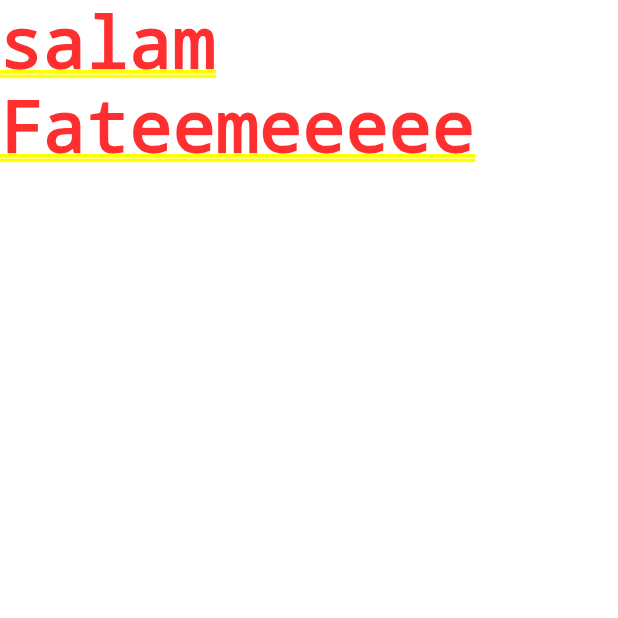
After one commit to pooria89/Flutter_Instagram_Ui, a Flutter app: the screen it shows after launch, on a phone screen of 412 x 824 dp, the top half of it. The commit adds this screen. Run offline on Flutter 3.47's test engine with Material 2 defaults, Android fonts, the phone set to English and light mode, and no system bars; our stand-ins replace animated_splash_screen.

Commit message:
[FEATURE] Add SplashScreen .

```diff
--- /dev/null
+++ b/lib/screen/home_screen.dart
@@ -0,0 +1,17 @@
+import 'package:flutter/material.dart';
+
+class HomeScreen extends StatefulWidget {
+  const HomeScreen({Key? key}) : super(key: key);
+
+  @override
+  State<HomeScreen> createState() => _HomeScreenState();
+}
+
+class _HomeScreenState extends State<HomeScreen> {
+  @override
+  Widget build(BuildContext context) {
+    return Container(
+      child: Text("salam Fateemeeeee "),
+    );
+  }
+}
--- a/lib/main.dart
+++ b/lib/screen/splash_screen.dart
@@ -1,5 +1,5 @@
 import 'package:flutter/material.dart';
-import 'package:pooria50/test_Widget.dart';
+import 'package:pooria50/widget/authentication/splashWidget.dart';
 
 void main() {
   runApp(const MyApp());
@@ -8,12 +8,11 @@ void main() {
 class MyApp extends StatelessWidget {
   const MyApp({Key? key}) : super(key: key);
 
-  // This widget is the root of your application.
   @override
   Widget build(BuildContext context) {
     return MaterialApp(
       title: 'Flutter Demo',
-      home: TestWidget(),
+      home: SplashWidget(),
     );
   }
 }
--- a/pubspec.yaml
+++ b/pubspec.yaml
@@ -29,7 +29,7 @@ environment:
 dependencies:
   flutter:
     sdk: flutter
-
+  animated_splash_screen: ^1.2.0
 
   # The following adds the Cupertino Icons font to your application.
   # Use with the CupertinoIcons class for iOS style icons.
@@ -58,8 +58,8 @@ flutter:
   uses-material-design: true
 
   # To add assets to your application, add an assets section, like this:
-  # assets:
-  #   - images/a_dot_burr.jpeg
+  assets:
+    - asset/splash.png
   #   - images/a_dot_ham.jpeg
 
   # An image asset can refer to one or more resolution-specific "variants", see
```
Also changed, not shown: lib/test_Widget.dart (deleted, +0 -15 lines), lib/widget/authentication/splashWidget.dart (added, +19 -0 lines), asset/splash.png (added), asset/splash_image.jpg (added), pubspec.lock, 1 other file.
